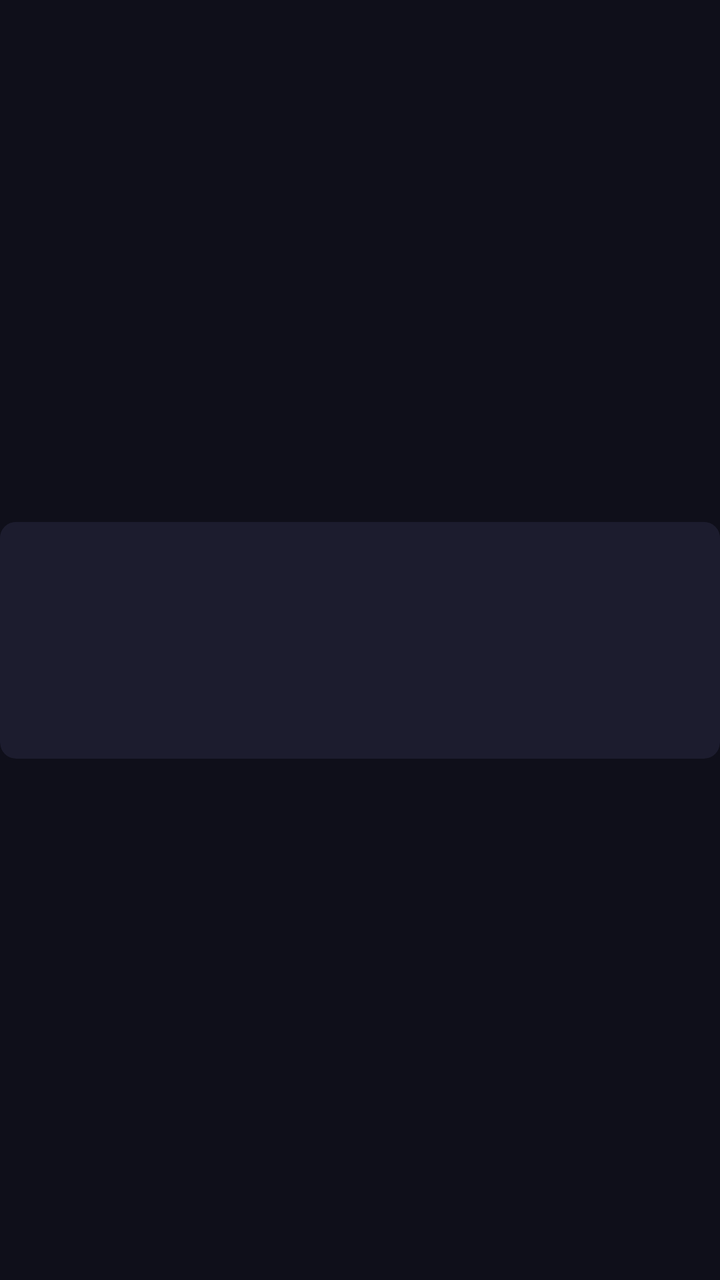
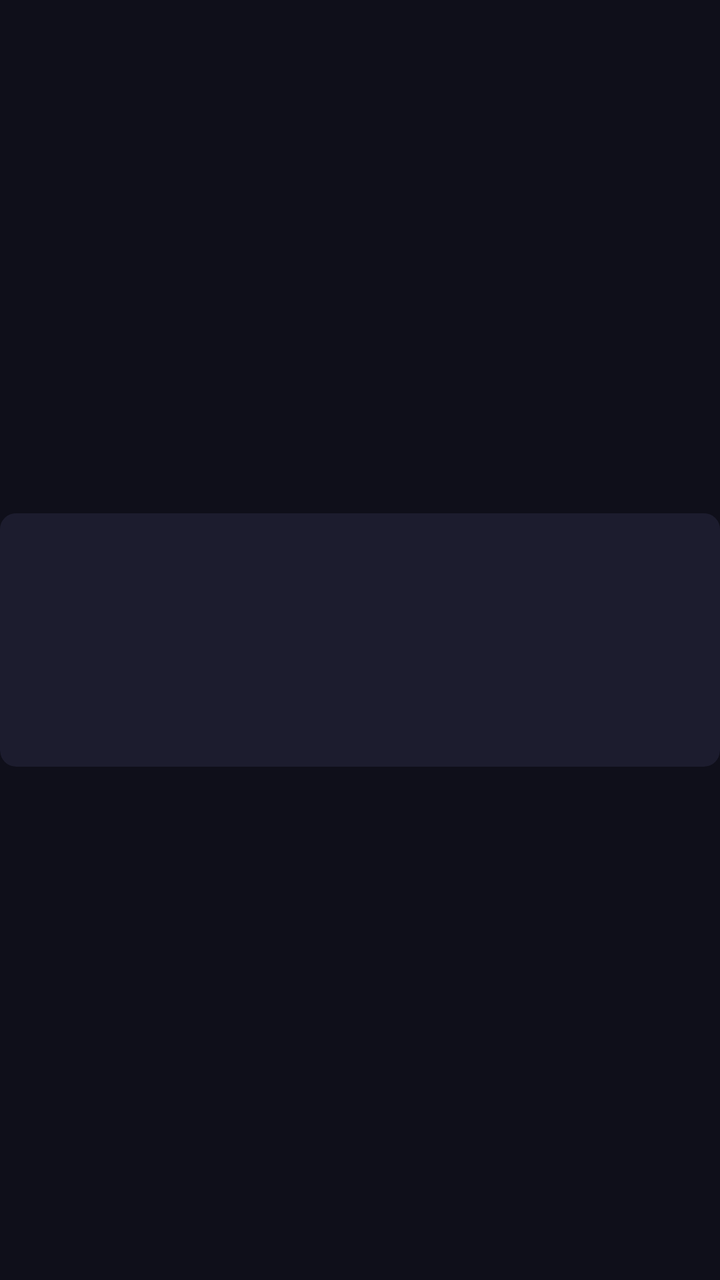

Screens rendered from an Android XML layout before and after an edit, with the pre-edit source and the edit as a unified diff.
<!-- AndroidManifest.xml: application theme Theme.IPTV -->
<!-- res/layout/item_channel_tile.xml -->
<?xml version="1.0" encoding="utf-8"?>
<androidx.constraintlayout.widget.ConstraintLayout
    xmlns:android="http://schemas.android.com/apk/res/android"
    xmlns:app="http://schemas.android.com/apk/res-auto"
    android:layout_width="match_parent"
    android:layout_height="wrap_content"
    android:layout_margin="4dp"
    android:focusable="true"
    android:clickable="true"
    android:clipChildren="false"
    android:clipToPadding="false">

    <androidx.cardview.widget.CardView
        android:id="@+id/card_view"
        android:layout_width="0dp"
        android:layout_height="wrap_content"
        app:cardCornerRadius="8dp"
        app:cardElevation="3dp"
        app:cardBackgroundColor="@color/bg_card"
        app:layout_constraintTop_toTopOf="parent"
        app:layout_constraintStart_toStartOf="parent"
        app:layout_constraintEnd_toEndOf="parent"
        app:layout_constraintBottom_toBottomOf="parent">

        <LinearLayout
            android:layout_width="match_parent"
            android:layout_height="wrap_content"
            android:orientation="vertical">

            <FrameLayout
                android:layout_width="match_parent"
                android:layout_height="88dp"
                android:background="@color/bg_card"
                android:padding="14dp">

                <ImageView
                    android:id="@+id/iv_logo"
                    android:layout_width="match_parent"
                    android:layout_height="match_parent"
                    android:scaleType="fitCenter" />

                <ImageView
                    android:id="@+id/iv_favorite"
                    android:layout_width="16dp"
                    android:layout_height="16dp"
                    android:layout_gravity="top|end"
                    android:layout_margin="4dp"
                    android:src="@drawable/ic_favorite_filled"
                    android:visibility="gone" />
            </FrameLayout>

            <TextView
                android:id="@+id/tv_name"
                android:layout_width="match_parent"
                android:layout_height="wrap_content"
                android:paddingStart="8dp"
                android:paddingEnd="8dp"
                android:paddingTop="6dp"
                android:paddingBottom="8dp"
                android:gravity="center"
                android:textColor="@color/text_primary"
                android:textSize="12sp"
                android:textStyle="bold"
                android:ellipsize="end"
                android:maxLines="1" />
        </LinearLayout>

        <com.nicotv.iptv2.ui.common.RotatingBorderView
            android:id="@+id/focus_overlay"
            android:layout_width="match_parent"
            android:layout_height="match_parent"
            app:cornerRadius="8dp"
            android:visibility="invisible" />

    </androidx.cardview.widget.CardView>

</androidx.constraintlayout.widget.ConstraintLayout>
<!-- resources referenced by this layout -->
<resources>
  <color name="bg_card">#1C1C2E</color>
  <color name="text_primary">#EAECF4</color>
  <!-- drawable ic_favorite_filled (drawable) -->
  <?xml version="1.0" encoding="utf-8"?>
  <vector xmlns:android="http://schemas.android.com/apk/res/android"
      android:width="24dp" android:height="24dp"
      android:viewportWidth="24" android:viewportHeight="24">
      <path android:fillColor="#F4A261"
          android:pathData="M12,2 L15,9 L22,9.3 L16.5,14 L18.5,21 L12,17 L5.5,21 L7.5,14 L2,9.3 L9,9 Z" />
  </vector>
  <style name="Theme.IPTV" parent="Theme.Leanback">
          <item name="android:windowBackground">@color/bg_dark</item>
          <item name="colorPrimary">@color/accent</item>
          <item name="colorAccent">@color/accent</item>
          <item name="android:textColorPrimary">@color/text_primary</item>
          <item name="android:textColorSecondary">@color/text_secondary</item>
          <item name="android:editTextColor">@color/text_primary</item>
          <item name="android:colorControlActivated">@color/accent</item>
          <item name="android:colorControlHighlight">#334361EE</item>
          
          <item name="windowNoTitle">true</item>
          <item name="android:windowNoTitle">true</item>
          <item name="windowActionBar">false</item>
          <item name="android:windowActionBar">false</item>
      </style>
  <color name="bg_dark">#0F0F1A</color>
  <color name="accent">#4361EE</color>
  <color name="text_secondary">#8892B0</color>
</resources>

<!-- the commit's change to res/layout/item_channel_tile.xml (unified diff, before → after) -->
@@ -59,10 +59,12 @@
                 android:paddingBottom="8dp"
                 android:gravity="center"
                 android:textColor="@color/text_primary"
-                android:textSize="12sp"
+                android:textSize="10sp"
                 android:textStyle="bold"
                 android:ellipsize="end"
-                android:maxLines="1" />
+                android:lineSpacingMultiplier="0.95"
+                android:minLines="2"
+                android:maxLines="2" />
         </LinearLayout>
 
         <com.nicotv.iptv2.ui.common.RotatingBorderView
